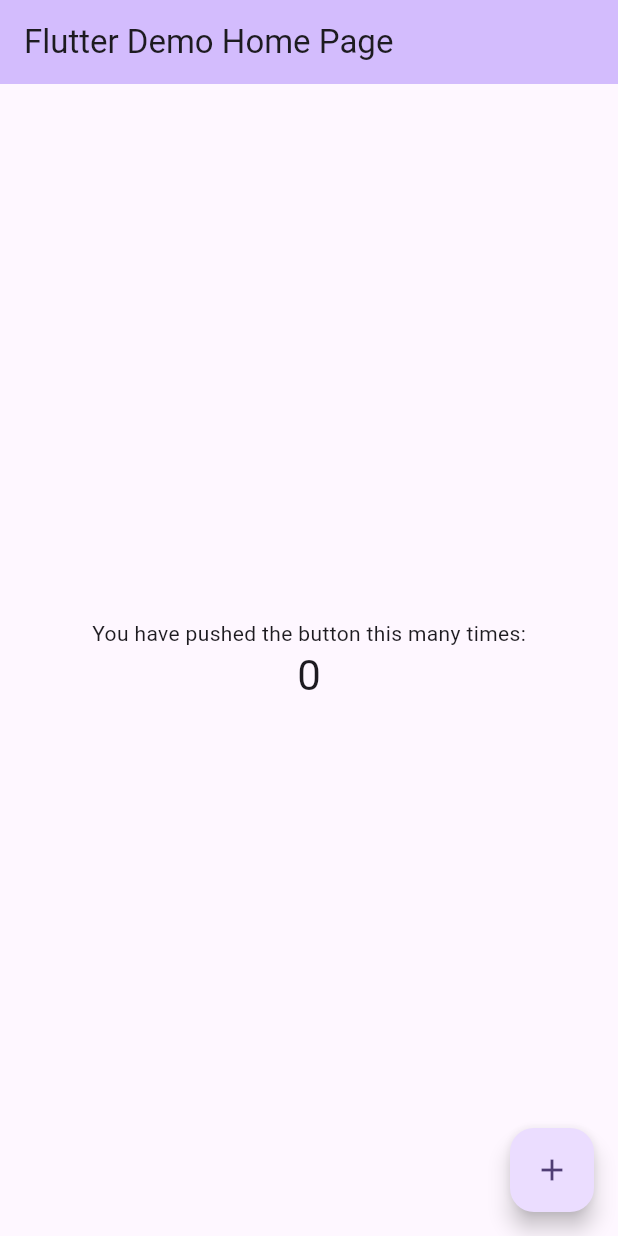
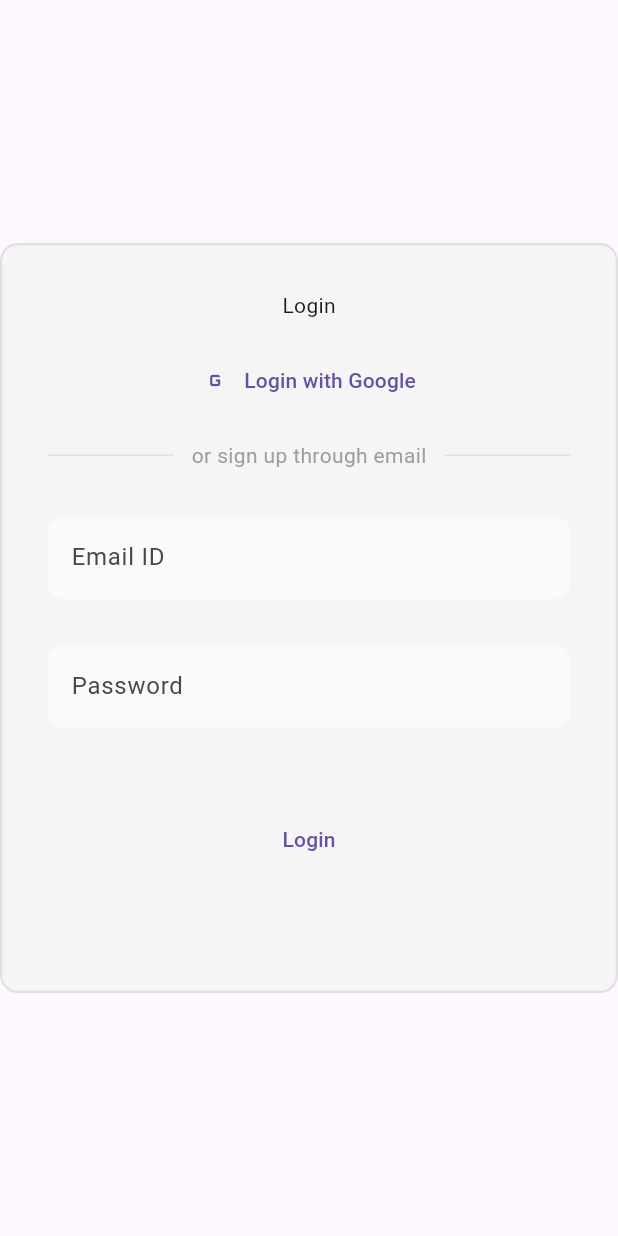
Before and after one commit to Pranav-9117/Flutter_API, a Flutter app: the screen it shows after launch, on a phone screen of 412 x 824 dp. Run offline on Flutter 3.47's test engine with Material 3 defaults, Android fonts, the phone set to English and light mode, and no system bars.

Commit message:
static login screen

```diff
--- a/login_screen/lib/main.dart
+++ b/login_screen/lib/main.dart
@@ -1,122 +1,138 @@
 import 'package:flutter/material.dart';
 
-void main() {
-  runApp(const MyApp());
-}
+void main() => runApp(MyApp());
 
-class MyApp extends StatelessWidget {
-  const MyApp({super.key});
+class MyApp extends StatelessWidget{
 
-  // This widget is the root of your application.
+  MyApp({super.key});
+
   @override
   Widget build(BuildContext context) {
+
     return MaterialApp(
-      title: 'Flutter Demo',
-      theme: ThemeData(
-        // This is the theme of your application.
-        //
-        // TRY THIS: Try running your application with "flutter run". You'll see
-        // the application has a purple toolbar. Then, without quitting the app,
-        // try changing the seedColor in the colorScheme below to Colors.green
-        // and then invoke "hot reload" (save your changes or press the "hot
-        // reload" button in a Flutter-supported IDE, or press "r" if you used
-        // the command line to start the app).
-        //
-        // Notice that the counter didn't reset back to zero; the application
-        // state is not lost during the reload. To reset the state, use hot
-        // restart instead.
-        //
-        // This works for code too, not just values: Most code changes can be
-        // tested with just a hot reload.
-        colorScheme: .fromSeed(seedColor: Colors.deepPurple),
-      ),
-      home: const MyHomePage(title: 'Flutter Demo Home Page'),
+      title: "Login",
+      home:LoginScreen()
     );
   }
 }
 
-class MyHomePage extends StatefulWidget {
-  const MyHomePage({super.key, required this.title});
+class LoginScreen extends StatefulWidget{
 
-  // This widget is the home page of your application. It is stateful, meaning
-  // that it has a State object (defined below) that contains fields that affect
-  // how it looks.
-
-  // This class is the configuration for the state. It holds the values (in this
-  // case the title) provided by the parent (in this case the App widget) and
-  // used by the build method of the State. Fields in a Widget subclass are
-  // always marked "final".
-
-  final String title;
+  LoginScreen({super.key});
 
   @override
-  State<MyHomePage> createState() => _MyHomePageState();
+  State<LoginScreen> createState() => _LoginScreenState();
+
 }
 
-class _MyHomePageState extends State<MyHomePage> {
-  int _counter = 0;
+class _LoginScreenState extends State<LoginScreen>{
 
-  void _incrementCounter() {
-    setState(() {
-      // This call to setState tells the Flutter framework that something has
-      // changed in this State, which causes it to rerun the build method below
-      // so that the display can reflect the updated values. If we changed
-      // _counter without calling setState(), then the build method would not be
-      // called again, and so nothing would appear to happen.
-      _counter++;
-    });
-  }
 
   @override
-  Widget build(BuildContext context) {
-    // This method is rerun every time setState is called, for instance as done
-    // by the _incrementCounter method above.
-    //
-    // The Flutter framework has been optimized to make rerunning build methods
-    // fast, so that you can just rebuild anything that needs updating rather
-    // than having to individually change instances of widgets.
+  Widget build(BuildContext context){
+
     return Scaffold(
-      appBar: AppBar(
-        // TRY THIS: Try changing the color here to a specific color (to
-        // Colors.amber, perhaps?) and trigger a hot reload to see the AppBar
-        // change color while the other colors stay the same.
-        backgroundColor: Theme.of(context).colorScheme.inversePrimary,
-        // Here we take the value from the MyHomePage object that was created by
-        // the App.build method, and use it to set our appbar title.
-        title: Text(widget.title),
+      body:Center(
+        child: Container(
+          alignment: Alignment.center,
+          padding: EdgeInsets.all(30),
+          width: 500,
+          height: 500,
+          decoration: BoxDecoration(
+            color: Colors.grey[100],
+            borderRadius: BorderRadius.circular(12),
+            border: Border.all(
+              color: Colors.grey[300]!,
+              width: 1.5
             ),
-      body: Center(
-        // Center is a layout widget. It takes a single child and positions it
-        // in the middle of the parent.
-        child: Column(
-          // Column is also a layout widget. It takes a list of children and
-          // arranges them vertically. By default, it sizes itself to fit its
-          // children horizontally, and tries to be as tall as its parent.
-          //
-          // Column has various properties to control how it sizes itself and
-          // how it positions its children. Here we use mainAxisAlignment to
-          // center the children vertically; the main axis here is the vertical
-          // axis because Columns are vertical (the cross axis would be
-          // horizontal).
-          //
-          // TRY THIS: Invoke "debug painting" (choose the "Toggle Debug Paint"
-          // action in the IDE, or press "p" in the console), to see the
-          // wireframe for each widget.
-          mainAxisAlignment: .center,
+          ),
+          child:Column(
+            mainAxisAlignment: MainAxisAlignment.start,
             children: [
-            const Text('You have pushed the button this many times:'),
-            Text(
-              '$_counter',
-              style: Theme.of(context).textTheme.headlineMedium,
+              Text("Login"),
+              SizedBox(height: 16),
+              TextButton(
+                onPressed: (){
+                  print("Login with Google Pressed");
+                },
+                child:Row(
+                  mainAxisAlignment: MainAxisAlignment.center,
+                  children: [
+                    Icon(Icons.g_mobiledata),
+                    SizedBox(width: 10),
+                    Text("Login with Google")
+                  ],
+                )
+              ),
+              SizedBox(height: 16),
+              Row(
+                children:
+                [
+
+                  Expanded(
+                    child: Divider(
+                      color: Colors.grey.shade300,
+                      thickness: 1,
+                    ),
+                  ),
+
+                  Padding(
+                    padding: const EdgeInsets.symmetric(horizontal: 12),
+                    child: Text(
+                      "or sign up through email",
+                      style: TextStyle(
+                        color: Colors.grey.shade500,
+                        fontSize: 14,
+                        fontWeight: FontWeight.w400,
+                      ),
+                    ),
+                  ),
+
+                  Expanded(
+                    child: Divider(
+                      color: Colors.grey.shade300,
+                      thickness: 1,
+                    ),
                   ),
                 ],
               ),
+
+              SizedBox(height: 30,),
+              TextField(
+                decoration: InputDecoration(
+                  hintText: 'Email ID',
+                  filled: true,
+                  fillColor: Colors.grey.shade50,
+                  border: OutlineInputBorder(
+                    borderRadius: BorderRadius.circular(12),
+                    borderSide: BorderSide.none
+                  )
                 ),
-      floatingActionButton: FloatingActionButton(
-        onPressed: _incrementCounter,
-        tooltip: 'Increment',
-        child: const Icon(Icons.add),
               ),
+              SizedBox(height: 30),
+              TextField(
+                decoration: InputDecoration(
+                  hintText: 'Password',
+                  filled: true,
+                  fillColor: Colors.grey.shade50,
+                  border: OutlineInputBorder(
+                    borderRadius: BorderRadius.circular(12),
+                    borderSide: BorderSide.none
+                  )
+                ),
+              ),
+              SizedBox(height: 50,),
+              TextButton(
+                onPressed: () => print("login pressed"),
+                child: Text("Login"),
+              ),
+
+            ],
+
+          )
+        ),
+      )
     );
   }
+
 }
```
Also changed, not shown: 1 other file. Lines whose indentation alone changed are shown as unchanged.
